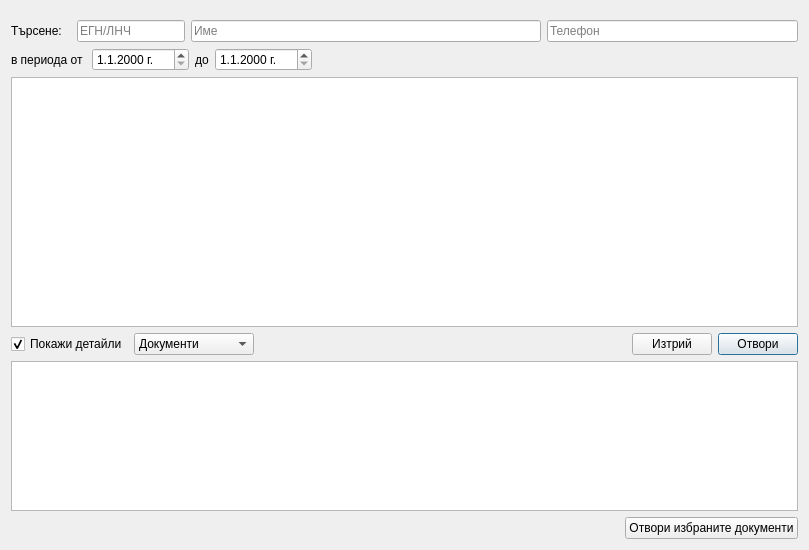
thefinalcutbg/DinoDent, file src/View/Widgets/BrowserDialog.ui: the form before one commit.
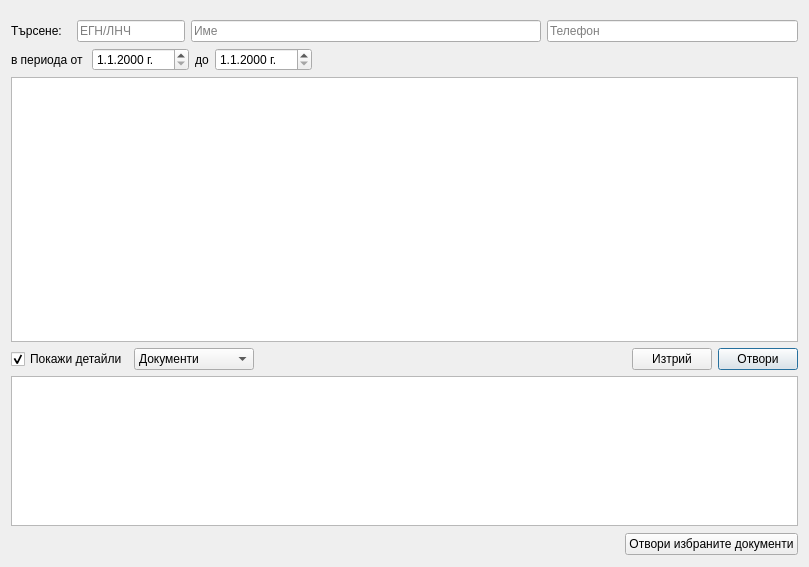
The form after the commit. Custom widgets are drawn as their Qt base class.

Diff of the .ui file:
```diff
--- a/src/View/Widgets/BrowserDialog.ui
+++ b/src/View/Widgets/BrowserDialog.ui
@@ -7,7 +7,7 @@
     <x>0</x>
     <y>0</y>
     <width>809</width>
-    <height>535</height>
+    <height>567</height>
    </rect>
   </property>
   <property name="windowTitle">
@@ -300,7 +300,7 @@
           <property name="sizeHint" stdset="0">
            <size>
             <width>40</width>
-            <height>20</height>
+            <height>24</height>
            </size>
           </property>
          </spacer>
```
Left out of the diff: 2 changed lines with no effect on the pictures.
